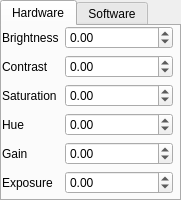
Qt form gui/ui/camera_settings.ui (PML30robot/aips) before a commit.
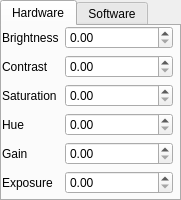
The same form after that commit. The open tabs and pages were chosen to show the change.

Commit message: add import settings

Patch:
```diff
--- a/gui/ui/camera_settings.ui
+++ b/gui/ui/camera_settings.ui
@@ -87,10 +87,10 @@
          <number>2</number>
         </property>
         <property name="minimum">
-         <double>-100.000000000000000</double>
+         <double>0.000000000000000</double>
         </property>
         <property name="maximum">
-         <double>100.000000000000000</double>
+         <double>1.000000000000000</double>
         </property>
         <property name="singleStep">
          <double>0.010000000000000</double>
@@ -103,10 +103,10 @@
          <number>2</number>
         </property>
         <property name="minimum">
-         <double>-100.000000000000000</double>
+         <double>0.000000000000000</double>
         </property>
         <property name="maximum">
-         <double>100.000000000000000</double>
+         <double>1.000000000000000</double>
         </property>
         <property name="singleStep">
          <double>0.010000000000000</double>
@@ -119,10 +119,10 @@
          <number>2</number>
         </property>
         <property name="minimum">
-         <double>-100.000000000000000</double>
+         <double>0.000000000000000</double>
         </property>
         <property name="maximum">
-         <double>100.000000000000000</double>
+         <double>1.000000000000000</double>
         </property>
         <property name="singleStep">
          <double>0.010000000000000</double>
@@ -135,10 +135,10 @@
          <number>2</number>
         </property>
         <property name="minimum">
-         <double>-100.000000000000000</double>
+         <double>0.000000000000000</double>
         </property>
         <property name="maximum">
-         <double>100.000000000000000</double>
+         <double>1.000000000000000</double>
         </property>
         <property name="singleStep">
          <double>0.010000000000000</double>
@@ -151,10 +151,10 @@
          <number>2</number>
         </property>
         <property name="minimum">
-         <double>-100.000000000000000</double>
+         <double>0.000000000000000</double>
         </property>
         <property name="maximum">
-         <double>100.000000000000000</double>
+         <double>1.000000000000000</double>
         </property>
         <property name="singleStep">
          <double>0.010000000000000</double>
@@ -167,10 +167,10 @@
          <number>2</number>
         </property>
         <property name="minimum">
-         <double>-100.000000000000000</double>
+         <double>0.000000000000000</double>
         </property>
         <property name="maximum">
-         <double>100.000000000000000</double>
+         <double>1.000000000000000</double>
         </property>
         <property name="singleStep">
          <double>0.010000000000000</double>
```
Left out of the diff: 2 changed lines with no effect on the pictures. The commit also changes 15 other files.
